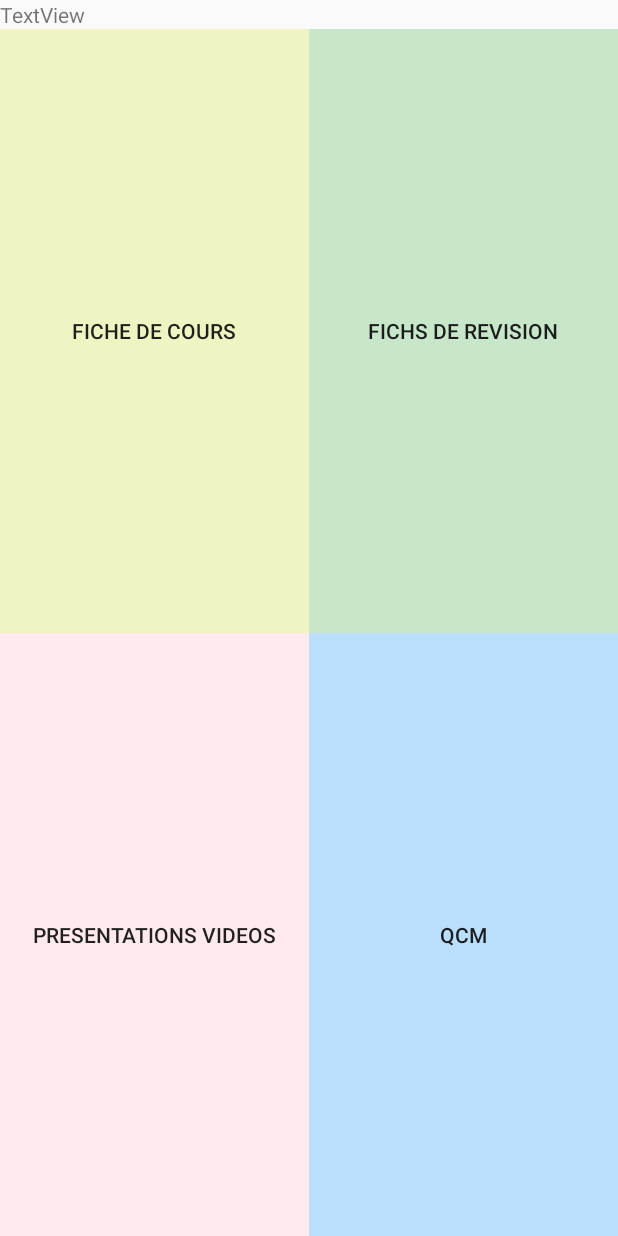
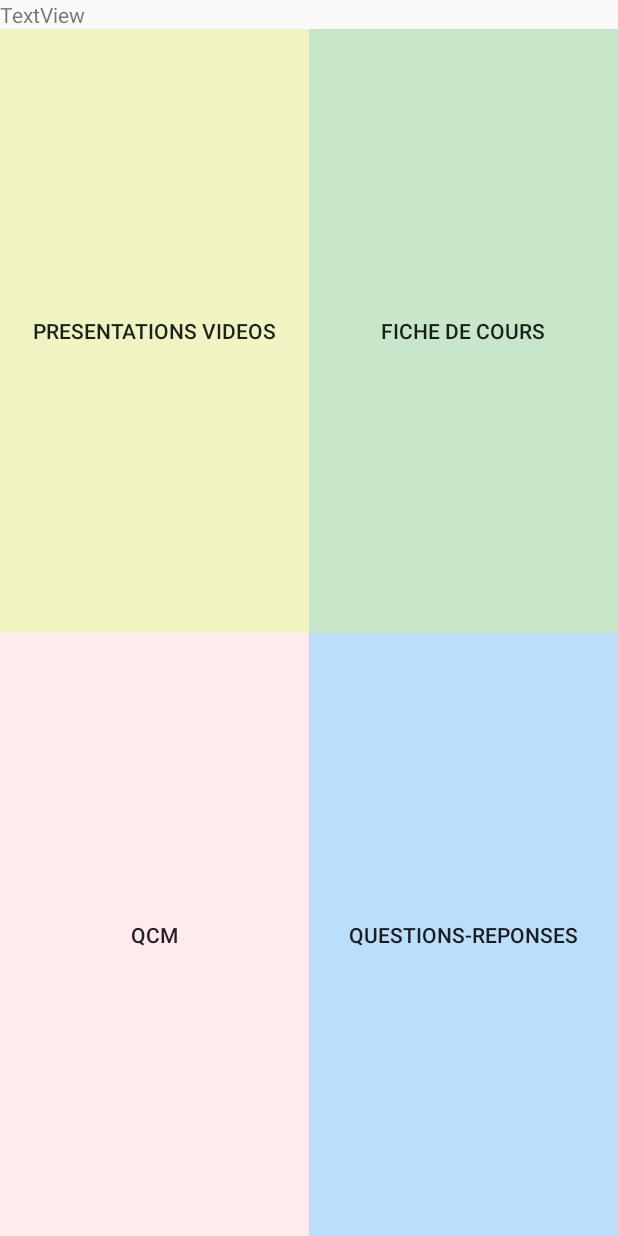
Before and after one commit to joe11093/HMIN205-Projet-MOOC, an Android app: the layout activity_matiere.xml on its own in the app's theme, with its tools: preview values and no code run, on a phone screen of 412 x 824 dp. Run offline under Robolectric (Android 15) with nearby library versions, the phone set to English and light mode, and no system bars.

Commit message:
Fragments for matieres

```diff
--- a/Code/app/src/main/AndroidManifest.xml
+++ b/Code/app/src/main/AndroidManifest.xml
@@ -14,6 +14,7 @@
         android:supportsRtl="true"
         android:theme="@style/AppTheme.Lime">
         <activity android:name=".Activities.MainActivity" />
+        <activity android:name=".Activities.MatiereActivity" />
         <activity android:name=".Activities.Login" />
         <activity android:name=".Activities.RegisterActivity" />
         <activity android:name=".Activities.LoginActivity" />
--- a/Code/app/src/main/res/layout/activity_matiere.xml
+++ b/Code/app/src/main/res/layout/activity_matiere.xml
@@ -1,6 +1,7 @@
 <?xml version="1.0" encoding="utf-8"?>
 
     <LinearLayout xmlns:android="http://schemas.android.com/apk/res/android"
+        android:id="@+id/activiteMatiereLayout"
         android:layout_width="match_parent"
         android:layout_height="match_parent"
         android:orientation="vertical" >
@@ -19,20 +20,22 @@
             android:orientation="horizontal" >
 
             <Button
-                android:id="@+id/btnFicheDeCours"
+                android:id="@+id/btnListVideos"
                 android:layout_width="match_parent"
                 android:layout_height="match_parent"
                 android:background="@color/material_lime_100"
                 android:layout_weight="1.0"
-                android:text="@string/fichesDeCours" />
+                android:onClick="toListVideos"
+                android:text="@string/presentations" />
 
             <Button
-                android:id="@+id/btnFicheDeRevision"
+                android:id="@+id/btnListFicheCours"
                 android:layout_width="match_parent"
                 android:layout_height="match_parent"
                 android:background="@color/material_green_100"
                 android:layout_weight="1.0"
-                android:text="@string/fichesDeRevision" />
+                android:onClick="toListFicheDeCours"
+                android:text="@string/fichesDeCours" />
 
         </LinearLayout>
 
@@ -43,20 +46,22 @@
             android:orientation="horizontal" >
 
             <Button
-                android:id="@+id/btnPresentation"
+                android:id="@+id/btnListQCM"
                 android:layout_width="match_parent"
                 android:layout_height="match_parent"
                 android:background="@color/material_red_050"
                 android:layout_weight="1.0"
-                android:text="@string/presentations" />
+                android:onClick="toListQCM"
+                android:text="@string/QCM" />
 
             <Button
-                android:id="@+id/btnQCM"
+                android:id="@+id/btnListQuestionsReponse"
                 android:layout_width="match_parent"
                 android:layout_height="match_parent"
                 android:background="@color/material_blue_100"
                 android:layout_weight="1.0"
-                android:text="@string/QCM" />
+                android:onClick="toListQuestionsReponses"
+                android:text="@string/questions_reponse" />
 
         </LinearLayout>
     </LinearLayout>
--- a/Code/app/src/main/res/values/strings.xml
+++ b/Code/app/src/main/res/values/strings.xml
@@ -27,6 +27,7 @@
     <string name="presentations">Presentations Videos</string>
     <string name="fichesDeRevision">Fichs de Revision</string>
     <string name="QCM">QCM</string>
+    <string name="questions_reponse">Questions-Reponses</string>
 
     <!-- for the theme -->
     <!-- Home -->
```
Also changed, not shown: Code/app/src/main/java/com/example/joseph/mooc/Activities/MatiereActivity.java (+46 -0 lines), Code/app/src/main/java/com/example/joseph/mooc/Fragments/FicheDeCoursListFragment.java (added, +25 -0 lines), Code/app/src/main/java/com/example/joseph/mooc/Fragments/QcmListFragment.java (added, +25 -0 lines), Code/app/src/main/java/com/example/joseph/mooc/Fragments/QuestionsReponsesListeFragments.java (added, +25 -0 lines), Code/app/src/main/java/com/example/joseph/mooc/Fragments/VideoListFragment.java (added, +25 -0 lines), Code/app/src/main/res/layout/fragment_fichedecourslist.xml (added, +11 -0 lines), Code/app/src/main/res/layout/fragment_qcmlist.xml (added, +11 -0 lines), Code/app/src/main/res/layout/fragment_questionsreponseslist.xml (added, +11 -0 lines), Code/app/src/main/res/layout/fragment_videolist.xml (added, +11 -0 lines).
